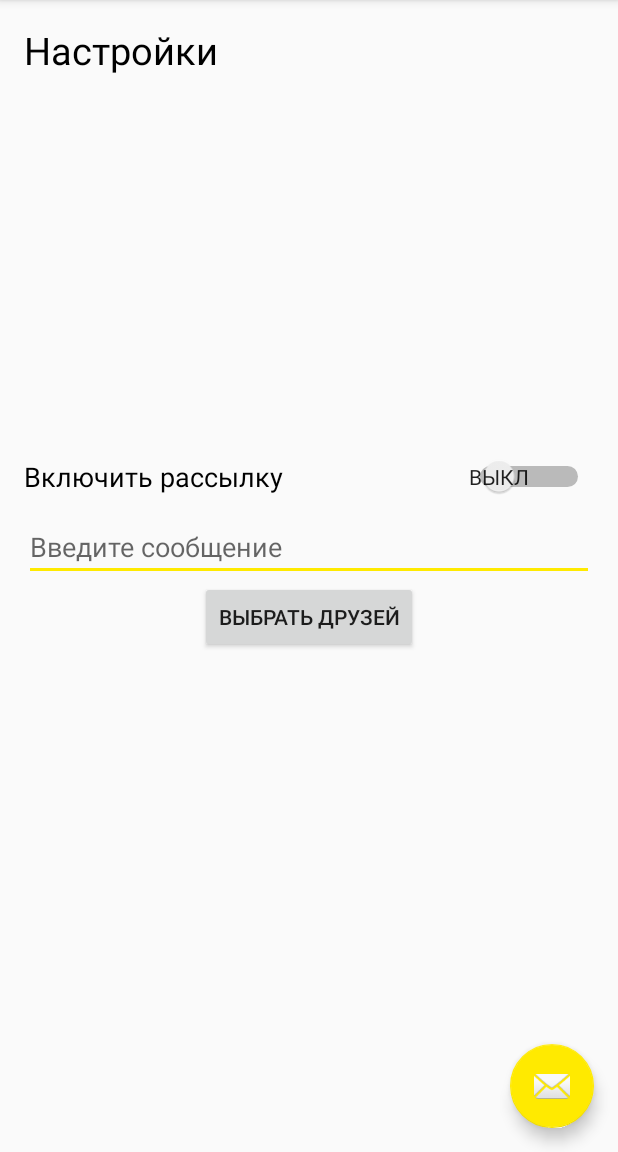
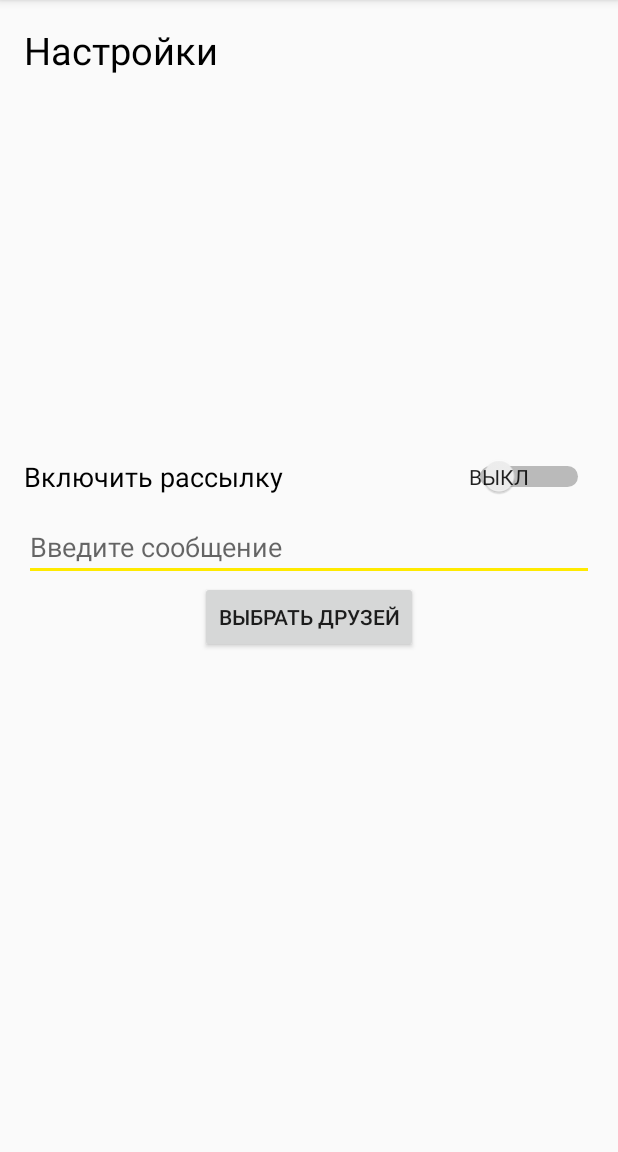
Before and after one commit to DPudov/AnswerPhone, an Android app: the screen it shows after launch (MainActivity), in the side drawer, after a tap on "Настройки", on a phone screen of 412 x 824 dp, the part 84-1236 px from its top. Run offline under Robolectric (Android 15) with nearby library versions, the phone set to English and light mode, and no system bars; libraries missing offline, so code that uses them is left out: com.vk.sdk; 4 statements that could not run were skipped.

Commit message:
Some Design. 07/02

```diff
--- a/src/main/res/layout/app_bar_main.xml
+++ b/src/main/res/layout/app_bar_main.xml
@@ -24,12 +24,4 @@
 
     <include layout="@layout/content_main" />
 
-    <android.support.design.widget.FloatingActionButton
-        android:id="@+id/fab"
-        android:layout_width="wrap_content"
-        android:layout_height="wrap_content"
-        android:layout_gravity="bottom|end"
-        android:layout_margin="@dimen/fab_margin"
-        android:src="@android:drawable/ic_dialog_email" />
-
 </android.support.design.widget.CoordinatorLayout>
--- a/src/main/res/layout/content_main.xml
+++ b/src/main/res/layout/content_main.xml
@@ -13,11 +13,4 @@
     tools:showIn="@layout/app_bar_main"
     android:id = "@+id/container">
 
-    <LinearLayout
-        android:orientation="vertical"
-        android:layout_width="match_parent"
-        android:layout_height="279dp"
-        android:layout_gravity="center_horizontal|bottom">
-
-    </LinearLayout>
 </FrameLayout>
--- a/src/main/res/menu/main.xml
+++ /dev/null
@@ -1,4 +0,0 @@
-<?xml version="1.0" encoding="utf-8"?>
-<menu>
-
-</menu>
```
